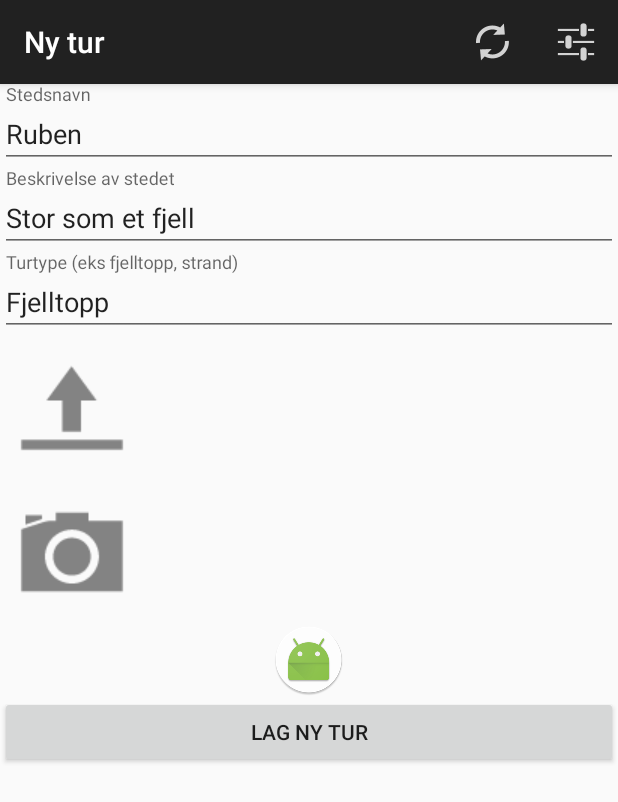
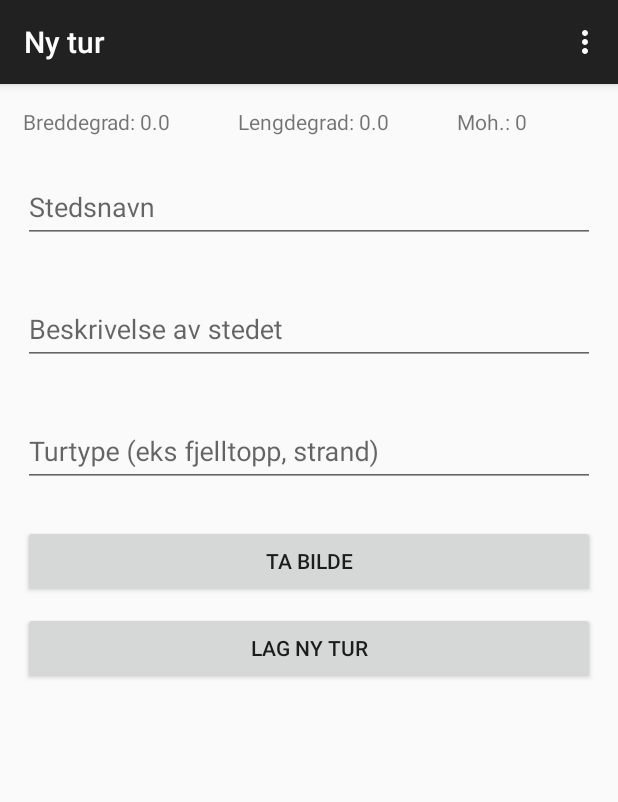
Before and after one commit to steepmountain/sturdy-goblet, an Android app: the screen it shows after launch (MainActivity), after a tap on an icon or button, on a phone screen of 412 x 824 dp. Shown: the top 802 px of the screen. Run offline under Robolectric (Android 15) with nearby library versions, the phone set to English and light mode, and no system bars; 3 statements that could not run were skipped.

Commit message:
More work

```diff
--- a/app/src/main/java/com/example/ruben/turapp/NyTurFragment.java
+++ b/app/src/main/java/com/example/ruben/turapp/NyTurFragment.java
@@ -10,7 +10,9 @@ import android.content.pm.PackageManager;
 import android.database.Cursor;
 import android.graphics.Bitmap;
 import android.graphics.BitmapFactory;
+import android.graphics.Matrix;
 import android.location.Location;
+import android.media.ExifInterface;
 import android.net.NetworkRequest;
 import android.net.Uri;
 import android.os.Bundle;
@@ -25,6 +27,7 @@ import android.support.design.widget.TextInputEditText;
 import android.support.design.widget.TextInputLayout;
 import android.support.v4.content.FileProvider;
 import android.util.Log;
+import android.util.MonthDisplayHelper;
 import android.view.LayoutInflater;
 import android.view.View;
 import android.view.ViewGroup;
@@ -32,7 +35,9 @@ import android.widget.Button;
 import android.widget.ImageButton;
 import android.widget.ImageView;
 import android.widget.Spinner;
+import android.widget.TextView;
 
+import com.example.ruben.turapp.bitmap.BitmapHelper;
 import com.example.ruben.turapp.database.DatabaseSynk;
 import com.example.ruben.turapp.database.TurDbAdapter;
 import com.example.ruben.turapp.restklient.NetworkHelper;
@@ -66,15 +71,16 @@ public class NyTurFragment extends Fragment implements GoogleApiClient.OnConnect
 
     private String mBildePath;
 
+    private TextView tvLatitude;
+    private TextView tvLongitude;
+    private TextView tvMoh;
     private TextInputLayout tvNavnLabel;
     private TextInputEditText etNavn;
     private TextInputLayout tvBeskrivelseLabel;
     private TextInputEditText etBeskrivelse;
     private TextInputLayout tvTurTypeLabel;
     private TextInputEditText etTurTyrpe;
-    private Spinner spinTurType;
-    private ImageButton btnKamera;
-    private ImageButton btnFilvelger;
+    private Button btnKamera;
     private ImageView ivThumbnail;
     private Button btnSubmit;
 
@@ -84,7 +90,6 @@ public class NyTurFragment extends Fragment implements GoogleApiClient.OnConnect
     private static final int MAX_BESKRIVELSE_LENGDE = 1000;
     private static final int MAX_TURTYPE_LENGDE = 200;
     private static final int MAX_REGISTRANT_LENGDE = 200;
-    private static final int VELG_BILDE_REQUEST_CODE = 0;
     private static final int TA_BILDE_REQUEST_CODE = 1;
     private static final int ACTIVITY_RESULT_OK = -1;
     private static final int DB_INSERT_OK = 0;
@@ -94,6 +99,13 @@ public class NyTurFragment extends Fragment implements GoogleApiClient.OnConnect
     private static final String LOGIN_UGYLDIG_MELDING = "Logg inn i Instillinger før du lager en ny tur. Navnet må være mellom 1 og " + MAX_REGISTRANT_LENGDE + " karakterer.";
     private static final String DATABASE_INSERT_OK_MELDING = "Turen er lagt inn med ID ";
     private static final String INGEN_KJENT_POSISJON_MELDING = "Ingen kjent posisjon tilgjengelig. Koble til en posisjonstjeneste og prøv igjen.";
+    private static final String POSISJON_LAT_TEKST = "Breddegrad: ";
+    private static final String POSISJON_LNG_TEKST = "Lengdegrad: ";
+    private static final String POSISJON_MOH_TEKST = "Moh.: ";
+
+    private float latitude = 0;
+    private float longitude = 0;
+    private int moh = 0;
 
 
 
@@ -127,8 +139,10 @@ public class NyTurFragment extends Fragment implements GoogleApiClient.OnConnect
                     .build();
         }
 
-        // Setter tittel på actionbar
-        //getActivity().getActionBar().setTitle(TITTEL); // TODO: sjekk om det funker uten support
+        tvLatitude = (TextView) fragment.findViewById(R.id.fragment_ny_kunde_latitude);
+        tvLongitude = (TextView) fragment.findViewById(R.id.fragment_ny_kunde_longitude);
+        tvMoh = (TextView) fragment.findViewById(R.id.fragment_ny_kunde_moh);
+        settPosisjonsTekst(latitude, longitude, moh);
 
         // label og edit for navn
         tvNavnLabel = (TextInputLayout) fragment.findViewById(R.id.fragment_ny_kunde_label_navn);
@@ -142,7 +156,7 @@ public class NyTurFragment extends Fragment implements GoogleApiClient.OnConnect
         tvTurTypeLabel = (TextInputLayout) fragment.findViewById(R.id.fragment_ny_kunde_label_turtype);
         etTurTyrpe = (TextInputEditText) fragment.findViewById(R.id.fragment_ny_kunde_edit_turtype);
 
-        btnKamera = (ImageButton) fragment.findViewById(R.id.fragment_ny_kunde_button_kamera);
+        btnKamera = (Button) fragment.findViewById(R.id.fragment_ny_kunde_button_kamera);
         btnKamera.setOnClickListener(new View.OnClickListener() {
             @Override
             public void onClick(View view) {
@@ -150,17 +164,11 @@ public class NyTurFragment extends Fragment implements GoogleApiClient.OnConnect
             }
         });
 
-        btnFilvelger = (ImageButton) fragment.findViewById(R.id.fragment_ny_kunde_button_filvelger);
-        btnFilvelger.setOnClickListener(new View.OnClickListener() {
-
-            @Override
-            public void onClick(View view) {
-                velgBildeFraFil();
-            }
-        });
-
-        // TODO: Set visible/invisible?
+        // Sjekker om det ligger et bilde i variabelen hvis man har navigert rundt i appen uten å submitte ny tur
         ivThumbnail = (ImageView) fragment.findViewById(R.id.fragment_ny_kunde_image_thumbnail);
+        if (mBildePath != null) {
+            settBilde(mBildePath);
+        }
 
         btnSubmit = (Button) fragment.findViewById(R.id.fragment_ny_kunde_button_submit);
         btnSubmit.setOnClickListener(new View.OnClickListener() {
@@ -170,15 +178,10 @@ public class NyTurFragment extends Fragment implements GoogleApiClient.OnConnect
             }
         });
 
-        // TODO: get current/last location
-
-        etNavn.setText("Ruben");
-        etBeskrivelse.setText("Stor som et fjell");
-        etTurTyrpe.setText("Fjelltopp");
         return fragment;
     }
 
-    // bruker intent for å åpne kamera og ta et bilde
+    // bruker intent for å åpne kamera og ta et bilde. Bilde lagres kun for appen
     private void taBildeMedKamera() {
         Intent intent = new Intent(MediaStore.ACTION_IMAGE_CAPTURE);
 
@@ -201,15 +204,6 @@ public class NyTurFragment extends Fragment implements GoogleApiClient.OnConnect
         }
     }
 
-    // bruker intent for å hente et bilde fra fil
-    private void velgBildeFraFil() {
-        Intent intent = new Intent(Intent.ACTION_GET_CONTENT);
-        intent.setType("*/*");
-        intent.addCategory(Intent.CATEGORY_OPENABLE);
-
-        startActivityForResult(intent, VELG_BILDE_REQUEST_CODE);
-    }
-
     // Lager en fil for å lagre bilde med kamera
     private File lagBildefil() throws IOException {
         String timeStamp = new SimpleDateFormat("yyyyMMdd_HHmmss").format(new Date());
@@ -229,27 +223,52 @@ public class NyTurFragment extends Fragment implements GoogleApiClient.OnConnect
     @Override
     public void onActivityResult(int requestCode, int resultCode, Intent data) {
         super.onActivityResult(requestCode, resultCode, data);
-
-        // håndterer filvelger
-        if (requestCode == VELG_BILDE_REQUEST_CODE && resultCode == ACTIVITY_RESULT_OK) {
-
-
-            // Følg stackexchange her
-
-
-            if (data != null) {
-                // TODO: Få path i samme form som kamera
-                mBildePath = data.getData().getPath();
-            }
-        }
         if (requestCode == TA_BILDE_REQUEST_CODE && resultCode == ACTIVITY_RESULT_OK) {
             // Henter fullversjonen lagret på disk og viser den i fragmentet.
-            // TODO: Skaler bildet
-            Bitmap bilde = BitmapFactory.decodeFile(mBildePath);
-            ivThumbnail.setImageBitmap(bilde);
+            settBilde(mBildePath);
         }
     }
 
+    private String hentFilstiFraUri(Uri uri) {
+        String[] projection = { MediaStore.Images.Media.DATA };
+        Cursor cursor = mActivity.getContentResolver().query(uri, projection, null, null, null);
+        int column_index = cursor.getColumnIndexOrThrow(MediaStore.Images.Media.DATA);
+        cursor.moveToFirst();
+        return cursor.getString(column_index);
+    }
+
+    private void settBilde(String bildesti) {
+        int targetW = ivThumbnail.getWidth();
+        int targetH = ivThumbnail.getHeight();
+
+        Log.v("NyTur", "Targets{" +targetW + "," + targetH +"}");
+
+        BitmapFactory.Options bmOptions = new BitmapFactory.Options();
+        bmOptions.inJustDecodeBounds = true;
+        BitmapFactory.decodeFile(bildesti, bmOptions);
+        int bildeW = bmOptions.outWidth;
+        int bildeH = bmOptions.outHeight;
+        Log.v("NyTur", "Bilde{" +bildeW + "," + bildeH +"}");
+
+        int skalering = bildeW/targetW;
+        bmOptions.inJustDecodeBounds = false;
+        bmOptions.inSampleSize = skalering;
+        Bitmap bilde = BitmapFactory.decodeFile(bildesti, bmOptions);
+
+
+        ExifInterface exif = null;
+        try {
+            exif = new ExifInterface(bildesti);
+        } catch (IOException e) {
+            e.printStackTrace();
+        }
+        int orientering = exif.getAttributeInt(ExifInterface.TAG_ORIENTATION,
+                ExifInterface.ORIENTATION_UNDEFINED);
+
+        Bitmap rotertBilde = BitmapHelper.roterBitmap(bilde, orientering);
+
+        ivThumbnail.setImageBitmap(rotertBilde);
+    }
     // Fjerner all tekst når en ny tur blir laget
     private void resetTekst() {
         etBeskrivelse.setText("");
@@ -265,6 +284,8 @@ public class NyTurFragment extends Fragment implements GoogleApiClient.OnConnect
         String navn = etNavn.getText().toString().trim();
         String beskrivelse = etBeskrivelse.getText().toString().trim();
         String turType = etTurTyrpe.getText().toString().trim();
+
+
         float latitude = 0;
         float longitude = 0;
         int moh = 0;
@@ -276,7 +297,7 @@ public class NyTurFragment extends Fragment implements GoogleApiClient.OnConnect
         }
         else {
             // mSistePosisjon er null, så det finnes ingen siste kjent posisjon.
-            Snackbar.make(rootView, INGEN_KJENT_POSISJON_MELDING, Snackbar.LENGTH_LONG).show();
+
             error = true;
         }
 
@@ -333,6 +354,31 @@ public class NyTurFragment extends Fragment implements GoogleApiClient.OnConnect
         }
     }
 
+    // Oppdaterer posisjonsvariabler
+    private void settPosisjon(Location sistePosisjon) {
+        if (sistePosisjon != null) {
+            mSistePosisjon = sistePosisjon;
+            latitude = (float) mSistePosisjon.getLatitude();
+            longitude = (float) mSistePosisjon.getLongitude();
+            moh = (int) mSistePosisjon.getAltitude();
+            settPosisjonsTekst(latitude, longitude, moh);
+        }
+        else {
+            // Ingen gyldig posisjon!
+            Snackbar.make(rootView, INGEN_KJENT_POSISJON_MELDING, Snackbar.LENGTH_LONG).show();
+        }
+    }
+
+    // Håndterer posisjonsteksten i toppen av fragmentet
+    private void settPosisjonsTekst(float lat, float lng, int moh) {
+        String latTekst = POSISJON_LAT_TEKST + lat;
+        String lngTekst = POSISJON_LNG_TEKST + lng;
+        String mohTekst = POSISJON_MOH_TEKST + moh;
+
+        tvLatitude.setText(latTekst);
+        tvLongitude.setText(lngTekst);
+        tvMoh.setText(mohTekst);
+    }
     public void onStart() {
         mGoogleApiClient.connect();
         super.onStart();
@@ -346,14 +392,14 @@ public class NyTurFragment extends Fragment implements GoogleApiClient.OnConnect
     // onLocationChanged-listener følger med på posisjonsbytte
     @Override
     public void onLocationChanged(Location location) {
-        mSistePosisjon = location;
+        settPosisjon(location);
     }
 
     @Override
     public void onConnected(@Nullable Bundle bundle) {
         // Sjekker om appen har permission til å bruke posisjon
         if (ActivityCompat.checkSelfPermission(mContext, Manifest.permission.ACCESS_FINE_LOCATION) == PackageManager.PERMISSION_GRANTED && ActivityCompat.checkSelfPermission(mContext, Manifest.permission.ACCESS_COARSE_LOCATION) == PackageManager.PERMISSION_GRANTED) {
-            mSistePosisjon = LocationServices.FusedLocationApi.getLastLocation(mGoogleApiClient);
+            settPosisjon(LocationServices.FusedLocationApi.getLastLocation(mGoogleApiClient));
         }
     }
 
--- a/app/src/main/res/layout/fragment_ny_tur.xml
+++ b/app/src/main/res/layout/fragment_ny_tur.xml
@@ -7,13 +7,48 @@
 
     <LinearLayout
         android:layout_width="match_parent"
+        android:layout_height="match_parent"
+        android:orientation="vertical">
+
+        <LinearLayout
+            android:layout_width="match_parent"
+            android:layout_height="match_parent"
+            android:orientation="horizontal"
+            android:paddingTop="15dp"
+            android:paddingLeft="15dp"
+            android:paddingRight="15dp"
+            >
+
+            <TextView
+                android:id="@+id/fragment_ny_kunde_latitude"
+                android:layout_width="wrap_content"
                 android:layout_height="wrap_content"
+                android:layout_weight="1" />
+
+            <TextView
+                android:id="@+id/fragment_ny_kunde_longitude"
+                android:layout_width="wrap_content"
+                android:layout_height="wrap_content"
+                android:layout_weight="1" />
+
+            <TextView
+                android:id="@+id/fragment_ny_kunde_moh"
+                android:layout_width="wrap_content"
+                android:layout_height="wrap_content"
+                android:layout_weight="1" />
+        </LinearLayout>
+
+        <LinearLayout
+            android:layout_width="match_parent"
+            android:padding="15dp"
+            android:layout_height="match_parent"
             android:orientation="vertical">
 
             <android.support.design.widget.TextInputLayout
                 android:id="@+id/fragment_ny_kunde_label_navn"
                 android:layout_width="match_parent"
-            android:layout_height="wrap_content">
+                android:layout_height="wrap_content"
+                android:layout_marginBottom="25dp">
 
                 <android.support.design.widget.TextInputEditText
                     android:id="@+id/fragment_ny_kunde_edit_navn"
@@ -27,7 +62,8 @@
             <android.support.design.widget.TextInputLayout
                 android:id="@+id/fragment_ny_kunde_label_beskrivelse"
                 android:layout_width="match_parent"
-            android:layout_height="wrap_content">
+                android:layout_height="wrap_content"
+                android:layout_marginBottom="25dp">
 
                 <android.support.design.widget.TextInputEditText
                     android:id="@+id/fragment_ny_kunde_edit_beskrivelse"
@@ -35,13 +71,14 @@
                     android:layout_height="wrap_content"
                     android:hint="Beskrivelse av stedet"
                     android:inputType="textMultiLine"
-                android:maxLines="7" />
+                    android:maxLines="4" />
             </android.support.design.widget.TextInputLayout>
 
             <android.support.design.widget.TextInputLayout
                 android:id="@+id/fragment_ny_kunde_label_turtype"
                 android:layout_width="match_parent"
-            android:layout_height="wrap_content">
+                android:layout_height="wrap_content"
+                android:layout_marginBottom="25dp">
 
                 <android.support.design.widget.TextInputEditText
                     android:id="@+id/fragment_ny_kunde_edit_turtype"
@@ -52,36 +89,28 @@
 
             </android.support.design.widget.TextInputLayout>
 
-        <ImageButton
-            android:id="@+id/fragment_ny_kunde_button_filvelger"
-            android:layout_width="wrap_content"
-            android:layout_height="wrap_content"
-            android:layout_columnSpan="1"
-            android:layout_rowSpan="1"
-            android:background="@drawable/dark_ic_action_upload"
-            android:contentDescription="upload" />
-
-        <ImageButton
+            <Button
                 android:id="@+id/fragment_ny_kunde_button_kamera"
-            android:layout_width="wrap_content"
-            android:layout_height="wrap_content"
-            android:layout_rowSpan="2"
-            android:background="@drawable/dark_ic_action_camera"
-            android:contentDescription="camera" />
-
-        <ImageView
-            android:id="@+id/fragment_ny_kunde_image_thumbnail"
                 android:layout_width="match_parent"
                 android:layout_height="wrap_content"
-            android:layout_columnSpan="3"
-            android:layout_rowSpan="2"
-            app:srcCompat="@mipmap/ic_launcher_round" />
+                android:layout_marginBottom="10dp"
+                android:text="Ta bilde" />
+
 
             <Button
                 android:id="@+id/fragment_ny_kunde_button_submit"
                 android:layout_width="match_parent"
                 android:layout_height="wrap_content"
+                android:layout_marginBottom="10dp"
                 android:text="Lag ny tur" />
 
         </LinearLayout>
+
+        <ImageView
+            android:id="@+id/fragment_ny_kunde_image_thumbnail"
+            android:layout_width="match_parent"
+            android:layout_height="wrap_content" />
+
+
+    </LinearLayout>
 </ScrollView>
--- a/app/src/main/res/menu/action_bar_menu.xml
+++ b/app/src/main/res/menu/action_bar_menu.xml
@@ -3,16 +3,14 @@
 
     <item
         android:id="@+id/action_bar_menu_settings"
-        android:icon="@drawable/light_ic_action_settings"
         android:orderInCategory="2"
-        android:title="Settings"
-        app:showAsAction="always" />
+        android:title="Instillinger"
+        app:showAsAction="never" />
 
     <item
         android:id="@+id/action_bar_menu_sync"
         android:orderInCategory="1"
-        android:icon="@drawable/light_ic_action_refresh"
-        android:title="Sync"
-        app:showAsAction="always" />
+        android:title="Synkroniser"
+        app:showAsAction="never" />
 
 </menu>
```
Also changed, not shown: app/src/main/java/com/example/ruben/turapp/DetaljertTurFragment.java (+2 -16 lines), app/src/main/java/com/example/ruben/turapp/MainActivity.java (+19 -15 lines), app/src/main/java/com/example/ruben/turapp/bitmap/BitmapConverter.java (deleted, +0 -34 lines), app/src/main/java/com/example/ruben/turapp/bitmap/BitmapHelper.java (added, +76 -0 lines), app/src/main/java/com/example/ruben/turapp/restklient/RestKlient.java (+2 -6 lines), app/src/main/res/layout/fragment_detaljert_tur.xml (+5 -5 lines), app/src/main/res/drawable/ic_camera_alt_48pt.png (added). Lines whose indentation alone changed are shown as unchanged.
